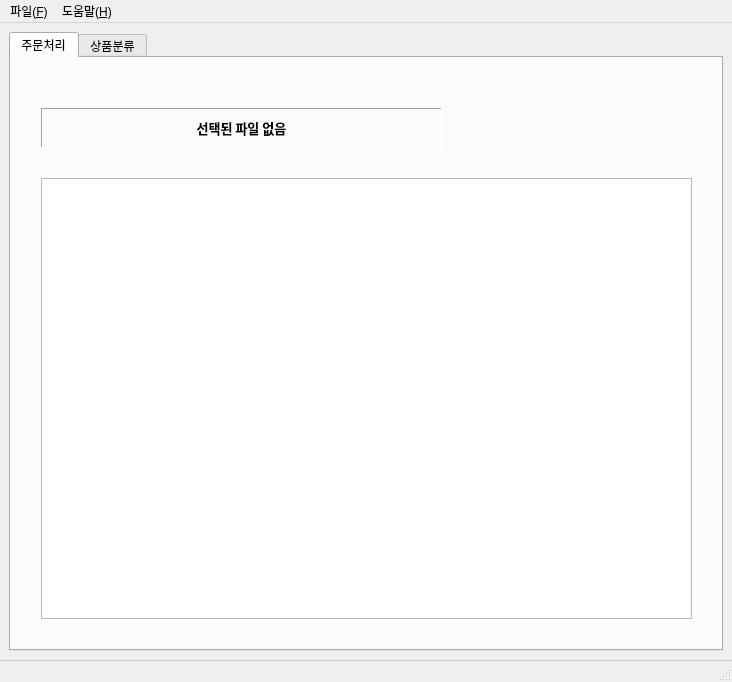
This is ui/main_window.ui in Peanut0711/easy-fulfill as Qt 5 draws it before an edit. The edited form follows.
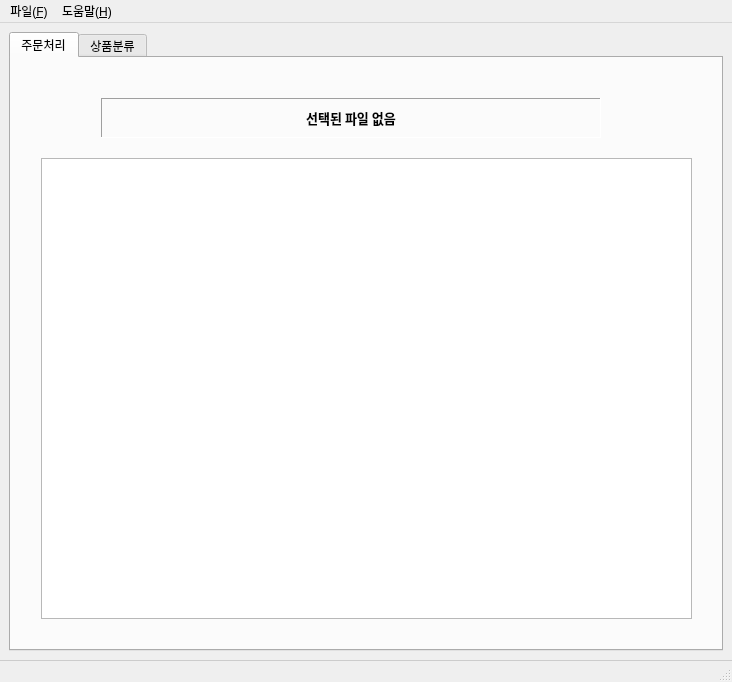
This is the edited form.

Commit message: 툴바 순서 변경

Diff of the .ui file:
```diff
--- a/ui/main_window.ui
+++ b/ui/main_window.ui
@@ -35,9 +35,9 @@
        <widget class="QLabel" name="filePathLabel">
         <property name="geometry">
          <rect>
-          <x>30</x>
-          <y>50</y>
-          <width>401</width>
+          <x>90</x>
+          <y>40</y>
+          <width>500</width>
           <height>40</height>
          </rect>
         </property>
@@ -80,9 +80,9 @@
         <property name="geometry">
          <rect>
           <x>30</x>
-          <y>120</y>
+          <y>100</y>
           <width>651</width>
-          <height>441</height>
+          <height>461</height>
          </rect>
         </property>
        </widget>
```
The commit also changes 2 other files.
